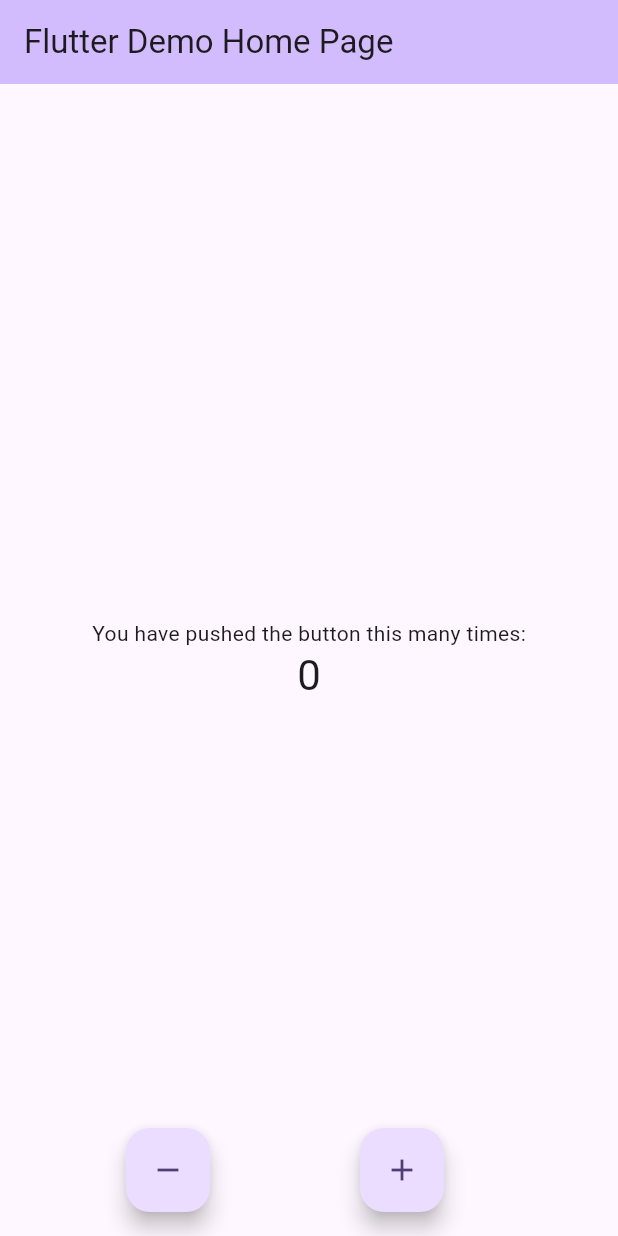
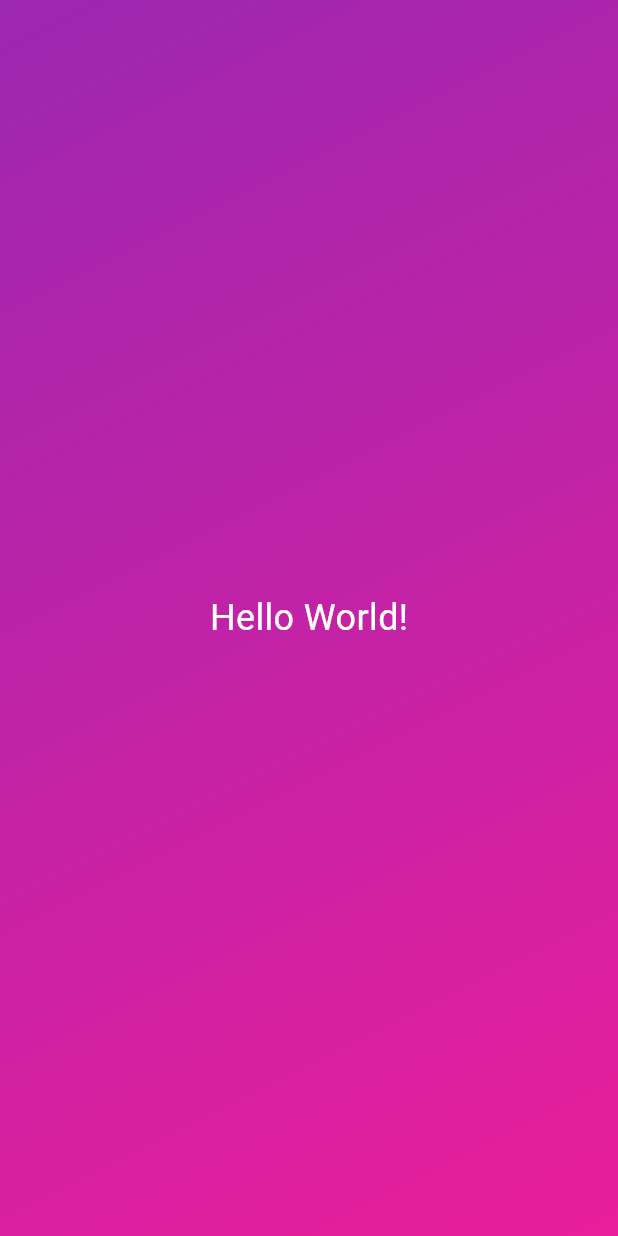
Before and after one commit to dmeher/flutter_roll_dice, a Flutter app: the screen it shows after launch, on a phone screen of 412 x 824 dp. Run offline on Flutter 3.47's test engine with Material 3 defaults, Android fonts, the phone set to English and light mode, and no system bars.

Commit message:
Custom Widget

```diff
--- a/lib/main.dart
+++ b/lib/main.dart
@@ -1,149 +1,37 @@
 import 'package:flutter/material.dart';
 
 void main() {
-  runApp(const MyApp());
+  runApp(
+    const MaterialApp(
+      home: Scaffold(
+        backgroundColor: Colors.purple,
+        body: GradientContainer(),
+      ),
+    ),
+  );
 }
 
-class MyApp extends StatelessWidget {
-  const MyApp({super.key});
+class GradientContainer extends StatelessWidget {
+  const GradientContainer({super.key});
 
-  // This widget is the root of your application.
   @override
   Widget build(BuildContext context) {
-    return MaterialApp(
-      title: 'Flutter Demo',
-      theme: ThemeData(
-        // This is the theme of your application.
-        //
-        // TRY THIS: Try running your application with "flutter run". You'll see
-        // the application has a purple toolbar. Then, without quitting the app,
-        // try changing the seedColor in the colorScheme below to Colors.green
-        // and then invoke "hot reload" (save your changes or press the "hot
-        // reload" button in a Flutter-supported IDE, or press "r" if you used
-        // the command line to start the app).
-        //
-        // Notice that the counter didn't reset back to zero; the application
-        // state is not lost during the reload. To reset the state, use hot
-        // restart instead.
-        //
-        // This works for code too, not just values: Most code changes can be
-        // tested with just a hot reload.
-        colorScheme: ColorScheme.fromSeed(seedColor: Colors.deepPurple),
-        useMaterial3: true,
+    return Container(
+      decoration: const BoxDecoration(
+        gradient: LinearGradient(
+            colors: [Colors.purple, Color.fromARGB(255, 233, 30, 155)],
+            begin: Alignment.topLeft,
+            end: Alignment.bottomRight),
       ),
-      home: const MyHomePage(title: 'Flutter Demo Home Page'),
+      child: const Center(
+        child: Text(
+          'Hello World!',
+          style: TextStyle(
+            color: Colors.white,
+            fontSize: 24,
+          ),
+        ),
+      ),
     );
   }
 }
-
-class MyHomePage extends StatefulWidget {
-  const MyHomePage({super.key, required this.title});
-
-  // This widget is the home page of your application. It is stateful, meaning
-  // that it has a State object (defined below) that contains fields that affect
-  // how it looks.
-
-  // This class is the configuration for the state. It holds the values (in this
-  // case the title) provided by the parent (in this case the App widget) and
-  // used by the build method of the State. Fields in a Widget subclass are
-  // always marked "final".
-
-  final String title;
-
-  @override
-  State<MyHomePage> createState() => _MyHomePageState();
-}
-
-class _MyHomePageState extends State<MyHomePage> {
-  int _counter = 0;
-
-  void _incrementCounter() {
-    setState(() {
-      // This call to setState tells the Flutter framework that something has
-      // changed in this State, which causes it to rerun the build method below
-      // so that the display can reflect the updated values. If we changed
-      // _counter without calling setState(), then the build method would not be
-      // called again, and so nothing would appear to happen.
-      _counter++;
-    });
-  }
-
-  void _decrementCounter() {
-    setState(() {
-      // This call to setState tells the Flutter framework that something has
-      // changed in this State, which causes it to rerun the build method below
-      // so that the display can reflect the updated values. If we changed
-      // _counter without calling setState(), then the build method would not be
-      // called again, and so nothing would appear to happen.
-      if (_counter > 0) {
-        _counter--;
-      }
-    });
-  }
-
-  @override
-  Widget build(BuildContext context) {
-    // This method is rerun every time setState is called, for instance as done
-    // by the _incrementCounter method above.
-    //
-    // The Flutter framework has been optimized to make rerunning build methods
-    // fast, so that you can just rebuild anything that needs updating rather
-    // than having to individually change instances of widgets.
-    return Scaffold(
-      appBar: AppBar(
-        // TRY THIS: Try changing the color here to a specific color (to
-        // Colors.amber, perhaps?) and trigger a hot reload to see the AppBar
-        // change color while the other colors stay the same.
-        backgroundColor: Theme.of(context).colorScheme.inversePrimary,
-        // Here we take the value from the MyHomePage object that was created by
-        // the App.build method, and use it to set our appbar title.
-        title: Text(widget.title),
-      ),
-      body: Center(
-        // Center is a layout widget. It takes a single child and positions it
-        // in the middle of the parent.
-        child: Column(
-          // Column is also a layout widget. It takes a list of children and
-          // arranges them vertically. By default, it sizes itself to fit its
-          // children horizontally, and tries to be as tall as its parent.
-          //
-          // Column has various properties to control how it sizes itself and
-          // how it positions its children. Here we use mainAxisAlignment to
-          // center the children vertically; the main axis here is the vertical
-          // axis because Columns are vertical (the cross axis would be
-          // horizontal).
-          //
-          // TRY THIS: Invoke "debug painting" (choose the "Toggle Debug Paint"
-          // action in the IDE, or press "p" in the console), to see the
-          // wireframe for each widget.
-          mainAxisAlignment: MainAxisAlignment.center,
-          children: <Widget>[
-            const Text(
-              'You have pushed the button this many times:',
-            ),
-            Text(
-              '$_counter',
-              style: Theme.of(context).textTheme.headlineMedium,
-            ),
-          ],
-        ),
-      ),
-      floatingActionButton: Row(
-        mainAxisAlignment: MainAxisAlignment.spaceEvenly,
-        crossAxisAlignment: CrossAxisAlignment.end,
-        children: [
-          FloatingActionButton(
-            onPressed: _decrementCounter,
-            tooltip: 'Decrement',
-            child: const Icon(Icons.remove),
-          ),
-          FloatingActionButton(
-            onPressed: _incrementCounter,
-            tooltip: 'Increment',
-            child: const Icon(Icons.add),
-          ),
-        ],
-      ), // This trailing comma makes auto-formatting nicer for build methods.
-    );
-  }
-}
```
Also changed, not shown: lib/main-old.dart (added, +149 -0 lines), 1 other file.
